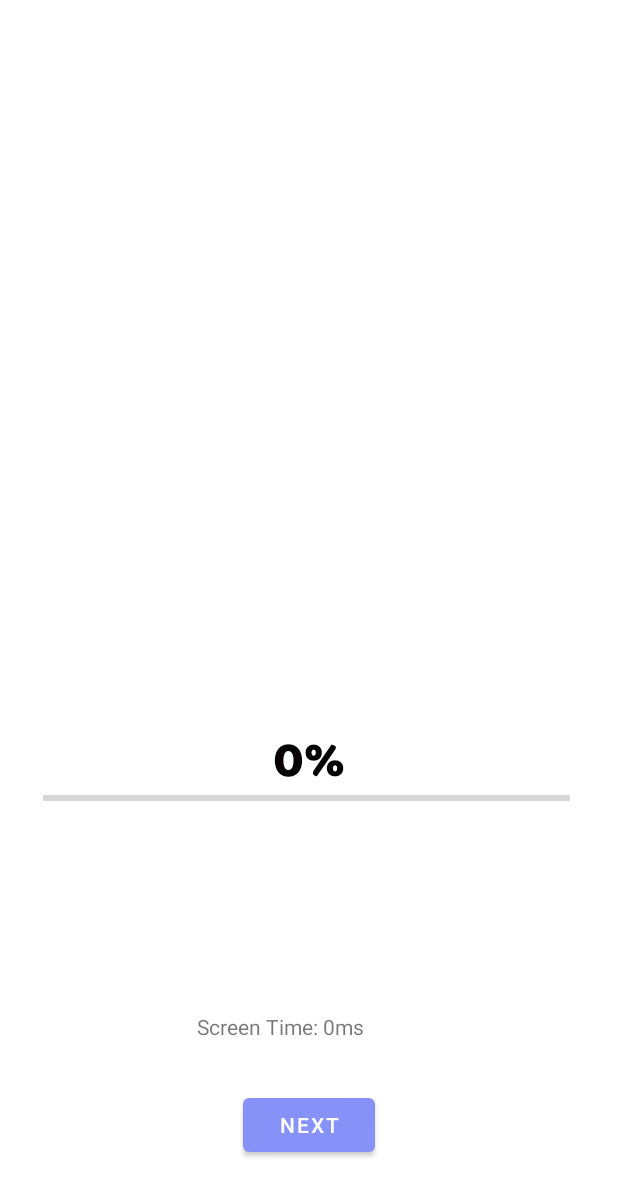
After one commit to ZeroMortalZen/StressFree-App, an Android app: the fragment GetScreenTimeFragment shown on its own in the app's theme, on a phone screen of 412 x 824 dp. The commit adds this screen. Shown: the top 1196 px of the screen. Run offline under Robolectric (Android 15) with nearby library versions, the phone set to English and light mode, and no system bars.

Commit message:
v0.6
Mood/Stress levels System v0.5
-----------------------------------
able to store pain in var
able to store BedTime
able to store  ScreenTime
---------------------------------
ScreenTime Functionality

App will check the amout of phone screen time per day
---------------------------------------
User Permmision

User will be prompted  to turn on permissions for app to function
---------------------------------------
-Qol changes
-bug fixes

```diff
--- /dev/null
+++ b/app/src/main/java/com/linx/stress_free_app/GetScreenTimeFragment.java
@@ -0,0 +1,94 @@
+package com.linx.stress_free_app;
+
+import android.app.usage.UsageStats;
+import android.app.usage.UsageStatsManager;
+import android.content.Context;
+import android.os.Bundle;
+
+import androidx.fragment.app.Fragment;
+
+import android.view.LayoutInflater;
+import android.view.View;
+import android.view.ViewGroup;
+import android.widget.Button;
+import android.widget.ProgressBar;
+import android.widget.TextView;
+import android.widget.Toast;
+
+import com.linx.stress_free_app.AnimationController.ProgressBarAnimation;
+import com.linx.stress_free_app.StressSystem.PersonStressHelperClass;
+
+import java.util.Calendar;
+import java.util.List;
+
+public class GetScreenTimeFragment extends Fragment {
+
+    private TextView screenTimeTextView;
+    PersonStressHelperClass stressHelperClass = new PersonStressHelperClass();
+    ProgressBar progressBar;
+    TextView PrecentageView;
+    Button NextScreenDataBtn;
+
+
+    @Override
+    public void onCreate(Bundle savedInstanceState) {
+        super.onCreate(savedInstanceState);
+
+        //PrecentageView.findViewById(R.id.precentageView);
+
+        //progressBar.findViewById(R.id.progressBar);
+        //progressBar.setMax(100);
+        //progressBar.setScaleY(3f);
+
+        //progessAnimation();
+
+    }
+
+    @Override
+    public View onCreateView(LayoutInflater inflater, ViewGroup container, Bundle savedInstanceState) {
+        View view = inflater.inflate(R.layout.fragment_get_screen_time, container, false);
+
+        screenTimeTextView = view.findViewById(R.id.screenTimeTextView);
+
+        long screenTime = getScreenTime(getContext());
+        screenTimeTextView.setText("Screen Time: " + screenTime + "ms");
+
+        return view;
+    }
+
+    private long getScreenTime(Context context) {
+        UsageStatsManager usageStatsManager = (UsageStatsManager) context.getSystemService(Context.USAGE_STATS_SERVICE);
+        Calendar calendar = Calendar.getInstance();
+        long endTime = calendar.getTimeInMillis();
+        calendar.add(Calendar.DAY_OF_YEAR, -1);
+        long startTime = calendar.getTimeInMillis();
+
+        List<UsageStats> usageStatsList = usageStatsManager.queryUsageStats(UsageStatsManager.INTERVAL_DAILY, startTime, endTime);
+        long totalScreenTime = 0;
+
+        for (UsageStats usageStats : usageStatsList) {
+            totalScreenTime += usageStats.getTotalTimeInForeground();
+        }
+
+
+        //Next Convert Ms to Minutes
+        long minutes = (totalScreenTime / 1000) / 60;
+
+        stressHelperClass.setTotalScreenTime(minutes);
+
+        String getTotalScreenTime= String.valueOf(stressHelperClass.getTotalScreenTime());
+        Toast.makeText(getActivity(),getTotalScreenTime,Toast.LENGTH_SHORT).show();
+
+        return minutes;
+
+
+
+    }
+
+
+    public void progessAnimation(){
+        ProgressBarAnimation anim = new ProgressBarAnimation(NextScreenDataBtn,progressBar,PrecentageView,0f,100f);
+        anim.setDuration(8000);
+        progressBar.setAnimation(anim);
+    }
+}
--- a/app/src/main/java/com/linx/stress_free_app/MoodSurveyActivity.java
+++ b/app/src/main/java/com/linx/stress_free_app/MoodSurveyActivity.java
@@ -22,7 +22,7 @@ public class MoodSurveyActivity extends AppCompatActivity {
     long characterDelay = 40;
     boolean avoidTextOverflowAtEdge = true;
     private int currentFragmentIndex = 0;
-    private Fragment[] fragments = {new PainFragment(), new BedTimeFragment()};
+    private Fragment[] fragments = {new PainFragment(), new BedTimeFragment(), new GetScreenTimeFragment()};
 
 
 
--- a/app/src/main/java/com/linx/stress_free_app/StressSystem/PersonStressHelperClass.java
+++ b/app/src/main/java/com/linx/stress_free_app/StressSystem/PersonStressHelperClass.java
@@ -4,6 +4,7 @@ public class PersonStressHelperClass {
 
     float pain;
     float time;
+    long  totalScreenTime;
 
     public float getPain(){return pain;}
     public void setPain(float pain){this.pain= pain ;}
@@ -11,9 +12,14 @@ public class PersonStressHelperClass {
     public float getTime(){ return time;}
     public void setTime(float time){this.time=time ;}
 
-    public PersonStressHelperClass(float pain, float time){
+    public long getTotalScreenTime(){return totalScreenTime;}
+    public void setTotalScreenTime(long totalScreenTime){this.totalScreenTime=totalScreenTime ;}
+
+
+    public PersonStressHelperClass(float pain, float time, long totalScreenTime){
         this.pain= pain;
         this.time = time;
+        this.totalScreenTime= totalScreenTime;
     }
 
     public PersonStressHelperClass(){
--- a/app/src/main/res/layout/activity_mood_survey.xml
+++ b/app/src/main/res/layout/activity_mood_survey.xml
@@ -33,11 +33,6 @@
             android:textColor="#040202"
             android:textSize="34sp" />
 
-
-        <androidx.viewpager.widget.ViewPager
-            android:id="@+id/viewPager"
-            android:layout_width="match_parent"
-            android:layout_height="match_parent" />
 
         <ProgressBar
             android:id="@+id/progressBar"
--- /dev/null
+++ b/app/src/main/res/layout/fragment_get_screen_time.xml
@@ -0,0 +1,67 @@
+<?xml version="1.0" encoding="utf-8"?>
+<RelativeLayout xmlns:android="http://schemas.android.com/apk/res/android"
+    xmlns:app="http://schemas.android.com/apk/res-auto"
+    xmlns:tools="http://schemas.android.com/tools"
+    android:layout_width="match_parent"
+    android:layout_height="match_parent"
+    tools:context=".GetScreenTimeFragment">
+
+    <ProgressBar
+        android:id="@+id/progressBar2"
+        style="@style/Widget.AppCompat.ProgressBar.Horizontal"
+        android:layout_width="351dp"
+        android:layout_height="44dp"
+        android:layout_alignParentEnd="true"
+
+        android:layout_alignParentBottom="true"
+        android:layout_gravity="center"
+        android:layout_marginEnd="32dp"
+        android:layout_marginBottom="270dp" />
+
+    <TextView
+        android:id="@+id/precentageView"
+        android:layout_width="133dp"
+        android:layout_height="wrap_content"
+        android:layout_alignParentStart="true"
+        android:layout_alignParentTop="true"
+        android:layout_gravity="center"
+        android:layout_marginStart="139dp"
+        android:layout_marginTop="477dp"
+        android:fontFamily="@font/baloo_paaji"
+        android:text="0%"
+        android:textAlignment="center"
+        android:textColor="#040202"
+        android:textSize="34sp" />
+
+    <com.linx.stress_free_app.AnimationController.Typewriter
+        android:id="@+id/typewriterLoadingDialog2"
+        android:layout_width="357dp"
+        android:layout_height="wrap_content"
+        android:layout_alignParentStart="true"
+        android:layout_alignParentTop="true"
+        android:layout_marginStart="31dp"
+        android:layout_marginTop="52dp"
+        android:textAlignment="center"
+        android:textColor="#1B1A1A"
+        android:textSize="34sp"
+        app:fontFamily="@font/baloo_paaji" />
+
+    <TextView
+        android:id="@+id/screenTimeTextView"
+        android:layout_width="163dp"
+        android:layout_height="63dp"
+        android:layout_alignParentStart="true"
+        android:layout_alignParentBottom="true"
+        android:layout_marginStart="131dp"
+        android:layout_marginBottom="86dp"
+        android:text="TextView" />
+
+    <Button
+        android:id="@+id/NextScreenDataBtn"
+        android:layout_width="wrap_content"
+        android:layout_height="wrap_content"
+        android:layout_alignParentBottom="true"
+        android:layout_centerHorizontal="true"
+        android:layout_marginBottom="50dp"
+        android:text="Next" />
+</RelativeLayout>
```
Also changed, not shown: app/src/main/AndroidManifest.xml (+10 -7 lines), app/src/main/java/com/linx/stress_free_app/DisplayAppUsageFragment.java (added, +9 -0 lines), app/src/main/java/com/linx/stress_free_app/GetStarted.java (+24 -2 lines), app/src/main/res/layout/activity_get_started.xml (+19 -5 lines), app/src/main/res/layout/fragment_display_app_usage.xml (added, +14 -0 lines).
